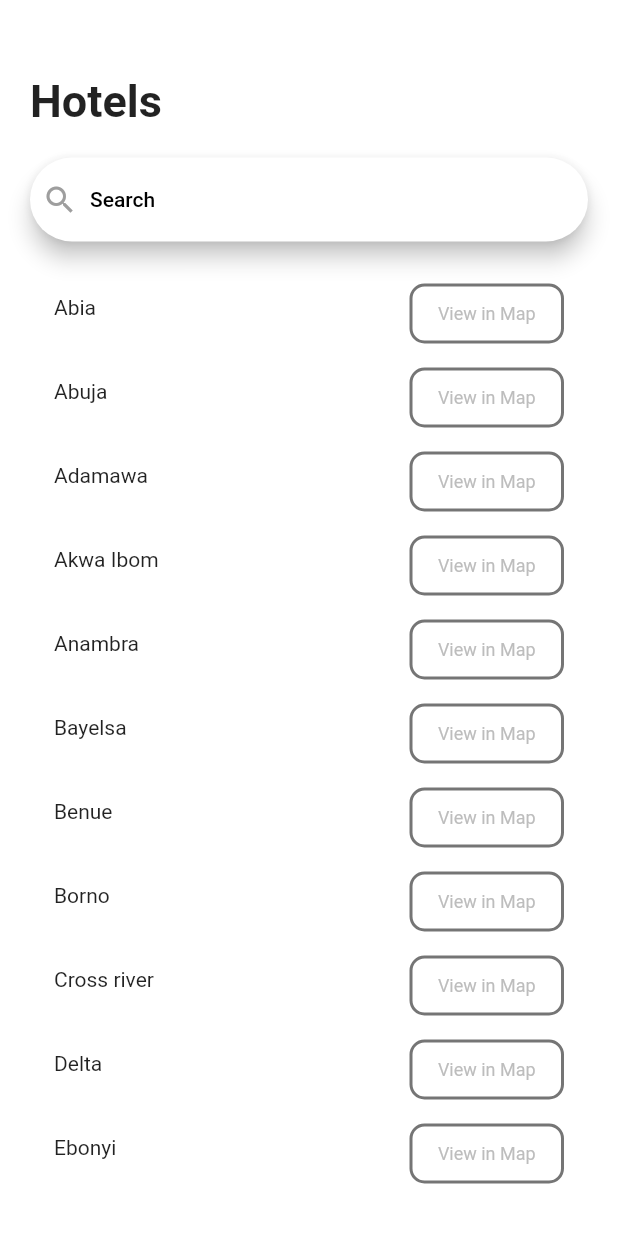
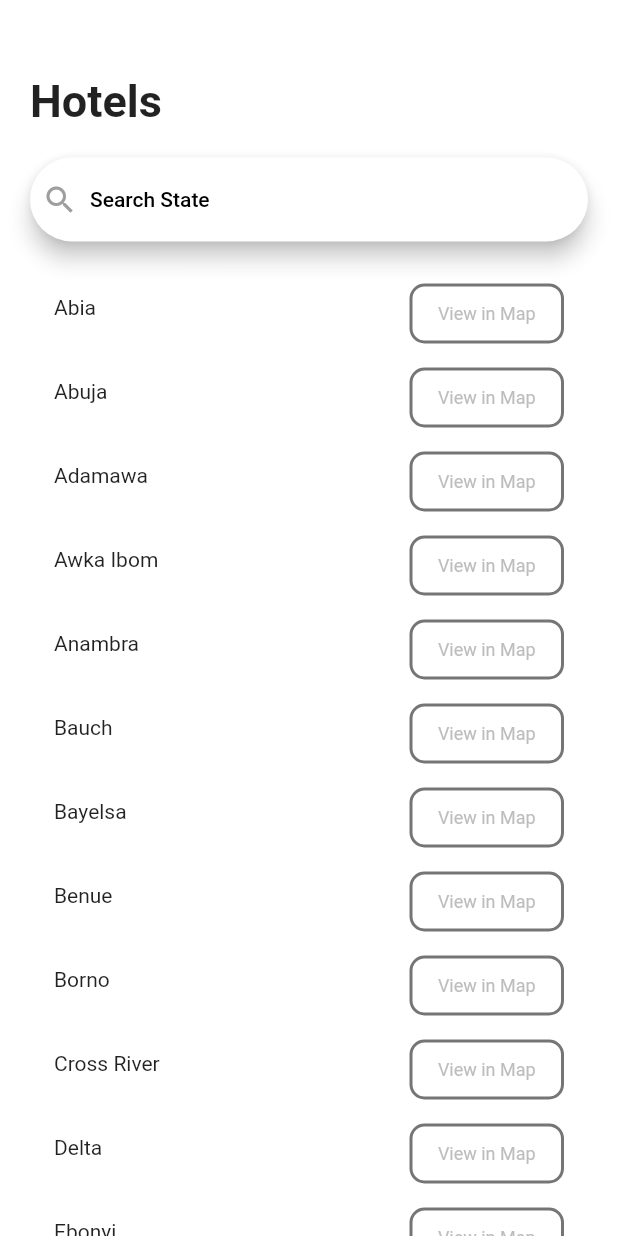
Before and after one commit to UI-Light/Travel-App, a Flutter app: the HotelsView screen opened by its route, on a phone screen of 412 x 824 dp. Run offline on Flutter 3.47's test engine with Material 2 defaults, Android fonts, the phone set to English and light mode, and no system bars; our stand-ins replace firebase_auth, firebase_core, google_fonts, google_sign_in, shared_preferences, webview_flutter; accounts and stored records are empty; network calls fail.

```diff
--- a/lib/data/database.dart
+++ b/lib/data/database.dart
@@ -29,8 +29,9 @@ class Database {
   static Future<void> removePlace(Place place) async {
     await _init();
     List<Place> places = await getPlaces(); //retrieves all the places
-    places.remove(place); //remove the requested place
+    places.removeWhere((e) => e.url == place.url); //remove the requested place
     final placesJson = places.map((e) => e.toJson());
+    print(placesJson);
 
     final result = {};
     result["places"] = placesJson.toList();
--- a/lib/models/hotel_model.dart
+++ b/lib/models/hotel_model.dart
@@ -1,12 +1,12 @@
-class HotelModel {
+class HotelRestaurantModel {
   //converting the Url json to plain old dart objects
   final String state;
   final String url;
 
-  HotelModel({required this.state, required this.url});
+  HotelRestaurantModel({required this.state, required this.url});
 
-  factory HotelModel.fromJson(Map<String, dynamic> json) {
-    return HotelModel(
+  factory HotelRestaurantModel.fromJson(Map<String, dynamic> json) {
+    return HotelRestaurantModel(
       state: json['state'],
       url: json['url'],
     );
--- a/lib/ui/shared/state_hotel_tile.dart
+++ b/lib/ui/shared/state_hotel_tile.dart
@@ -1,16 +1,16 @@
 import 'package:flutter/material.dart';
+import 'package:travel_demo/models/hotel_model.dart';
 import 'package:url_launcher/url_launcher.dart';
 
 class StateTile extends StatelessWidget {
-  final String state;
+  final HotelRestaurantModel state;
 
   StateTile({
     Key? key,
     required this.state,
   }) : super(key: key);
 
-  final Uri _url = Uri.parse(
-      "https://www.google.com/maps/search/restaurants+in+Enugu/@6.4466217,7.5146669,14z/data=!3m1!4b1?entry=ttu");
+  late final Uri _url = Uri.parse(state.url);
 
   Future<void> _launchUrl() async {
     if (!await launchUrl(_url)) {
@@ -22,7 +22,7 @@ class StateTile extends StatelessWidget {
   Widget build(BuildContext context) {
     return ListTile(
       leading: Text(
-        state,
+        state.state,
       ),
       trailing: Container(
         height: 40,
--- a/lib/ui/views/description_view.dart
+++ b/lib/ui/views/description_view.dart
@@ -87,8 +87,9 @@ class _DescriptionViewState extends State<DescriptionView> {
                 ),
               ),
               const SizedBox(height: 30),
-              Container(
-                alignment: Alignment.centerRight,
+              Align(
+                alignment: Alignment.centerLeft,
+                child: Container(
                   height: 40,
                   width: MediaQuery.of(context).size.width / 3,
                   decoration: BoxDecoration(
@@ -103,6 +104,7 @@ class _DescriptionViewState extends State<DescriptionView> {
                         fontSize: 15.0,
                         fontWeight: FontWeight.bold,
                         color: Colors.white,
+                      ),
                     ),
                   ),
                 ),
--- a/lib/ui/views/hotels_view.dart
+++ b/lib/ui/views/hotels_view.dart
@@ -1,4 +1,6 @@
 import 'package:flutter/material.dart';
+import 'package:travel_demo/data/json_data.dart';
+import 'package:travel_demo/models/hotel_model.dart';
 import 'package:travel_demo/ui/shared/state_hotel_tile.dart';
 
 class HotelsView extends StatefulWidget {
@@ -10,44 +12,30 @@ class HotelsView extends StatefulWidget {
 
 class _HotelsViewState extends State<HotelsView> {
   TextEditingController searchHotelsController = TextEditingController();
-  final List States = [
-    "Abia",
-    "Abuja",
-    "Adamawa",
-    "Akwa Ibom",
-    "Anambra",
-    "Bauchi",
-    "Bayelsa",
-    "Benue",
-    "Borno",
-    "Cross River",
-    "Delta",
-    "Ebonyi",
-    "Edo",
-    "Ekiti",
-    "Enugu",
-    "Gombe",
-    "Imo",
-    "Jigawa",
-    "Kaduna",
-    "Kano",
-    "Katsina",
-    "Kebbi",
-    "Kogi",
-    "Kwara",
-    "Lagos",
-    "Nasarawa",
-    "Niger",
-    "Ogun",
-    "Ondo",
-    "Osun",
-    "Oyo",
-    "Plateau",
-    "Rivers",
-    "Sokoto",
-    "Taraba",
-    "Zamfara"
-  ];
+  List<HotelRestaurantModel> filteredPlaces = [];
+  List<HotelRestaurantModel> unFilteredPlaces = [];
+  final TextEditingController searchPlacesController = TextEditingController();
+  ReadJsonData data = ReadJsonData();
+  bool isLoading = true;
+
+  Future<dynamic> fetchPlaces() async {
+    var result = await data.loadHotels();
+    Future.delayed(const Duration(seconds: 1)).then(
+      (value) => setState(
+        () {
+          unFilteredPlaces = filteredPlaces = result;
+          isLoading = false;
+        },
+      ),
+    );
+  }
+
+  @override
+  void initState() {
+    super.initState();
+    fetchPlaces();
+  }
+
   @override
   Widget build(BuildContext context) {
     return Scaffold(
@@ -75,26 +63,37 @@ class _HotelsViewState extends State<HotelsView> {
                     color: Colors.grey,
                   ),
                   controller: searchHotelsController,
-                  hintText: 'Search',
+                  hintText: 'Search State',
+                  onChanged: (value) {
+                    if (value.isEmpty) {
+                      filteredPlaces = unFilteredPlaces;
+                    } else {
+                      filteredPlaces = unFilteredPlaces
+                          .where((e) => e.state
+                              .toLowerCase()
+                              .contains(value.toLowerCase()))
+                          .toList();
+                    }
+                    setState(() {});
+                  },
                 ),
                 const SizedBox(height: 20),
-                Expanded(
-                  child: ListView(
-                    children: [
-                      StateTile(state: 'Abia'),
-                      StateTile(state: 'Abuja'),
-                      StateTile(state: 'Adamawa'),
-                      StateTile(state: 'Akwa Ibom'),
-                      StateTile(state: 'Anambra'),
-                      StateTile(state: 'Bayelsa'),
-                      StateTile(state: 'Benue'),
-                      StateTile(state: 'Borno'),
-                      StateTile(state: 'Cross river'),
-                      StateTile(state: 'Delta'),
-                      StateTile(state: 'Ebonyi'),
-                    ],
-                  ),
-                ),
+                isLoading
+                    ? const CircularProgressIndicator(
+                        valueColor: AlwaysStoppedAnimation(Colors.blue),
+                      )
+                    : filteredPlaces.isEmpty
+                        ? const Center(
+                            heightFactor: 30,
+                            child: Text("No states"),
+                          )
+                        : Expanded(
+                            child: ListView.builder(
+                              itemCount: filteredPlaces.length,
+                              itemBuilder: (context, int index) =>
+                                  StateTile(state: filteredPlaces[index]),
+                            ),
+                          ),
               ],
             ),
           ),
```
Also changed, not shown: assets/places.json (+63 -93 lines), lib/data/json_data.dart (+7 -9 lines), lib/services/auth_services.dart (+5 -4 lines), lib/ui/shared/place_grid.dart (+9 -6 lines), lib/ui/views/dashboard_view.dart (+2 -9 lines), lib/ui/views/places_view.dart (+27 -11 lines), lib/ui/views/restaurants_view.dart (+51 -62 lines), lib/ui/views/saved_places_view.dart (+57 -0 lines), lib/ui/views/signup_view.dart (+15 -5 lines). Lines whose indentation alone changed are shown as unchanged.
